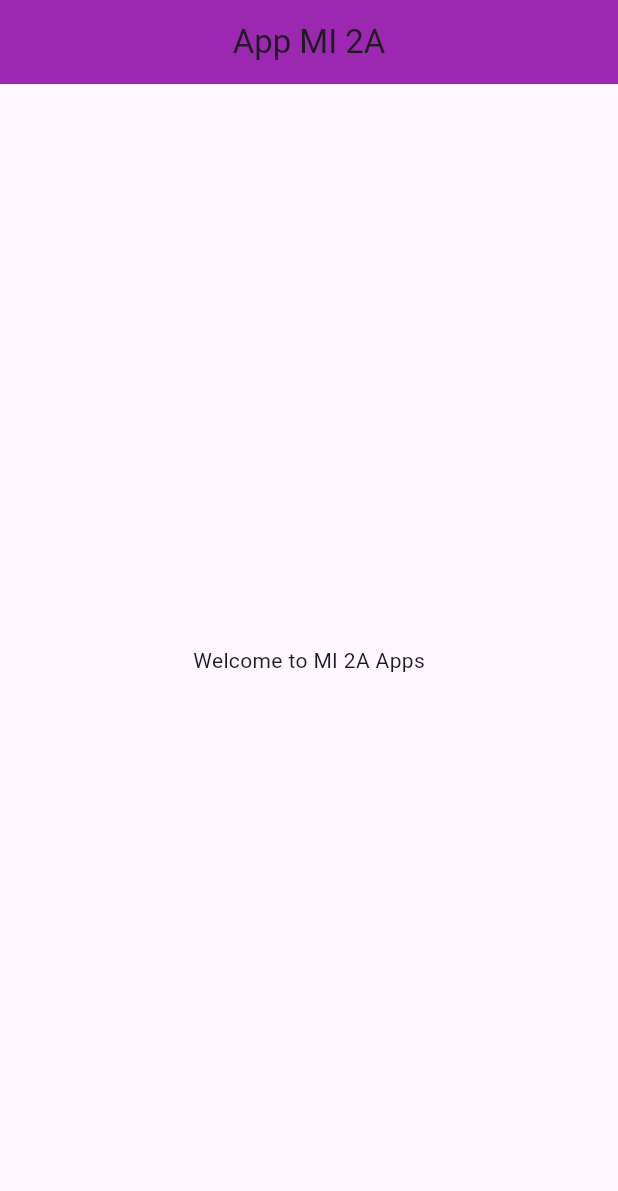
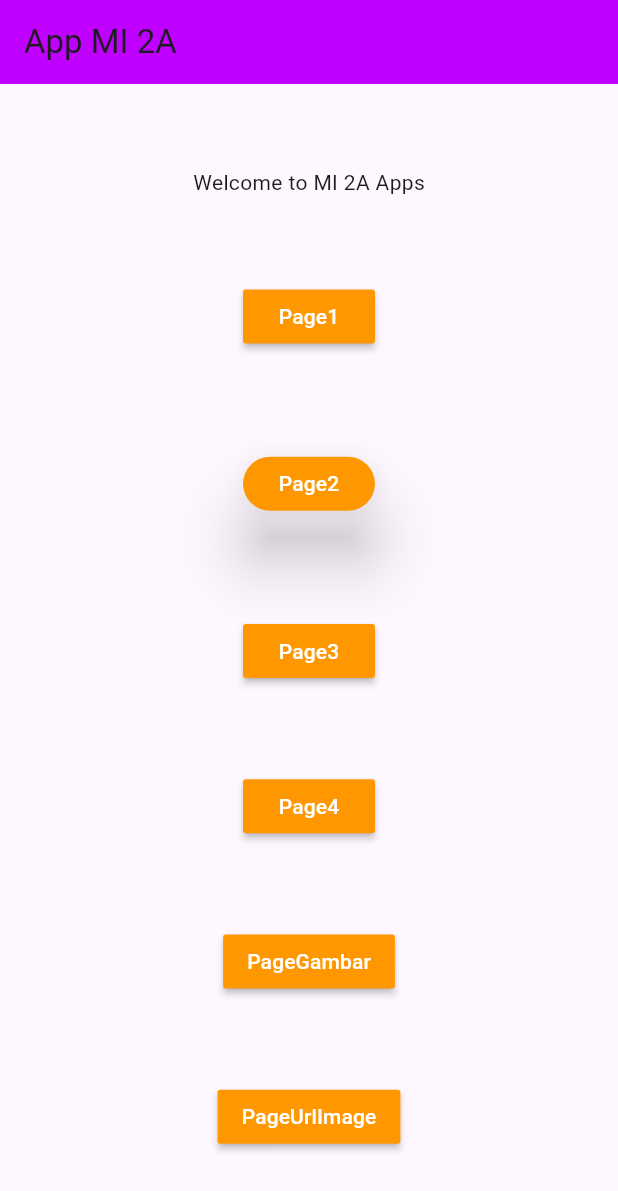
Before and after one commit to sabranhakim/Flutter_mi2a, a Flutter app: the screen it shows after launch, on a phone screen of 412 x 824 dp. Shown: the top 1191 px of the screen. Run offline on Flutter 3.47's test engine with Material 3 defaults, Android fonts, the phone set to English and light mode, and no system bars.

Commit message:
menambah pagerow, pagecolumn, pagerowcolumn, pagegambar, pageurlimage, pagelisthorizontal

```diff
--- a/lib/main.dart
+++ b/lib/main.dart
@@ -1,3 +1,10 @@
+import 'package:first_flutter/screen/page_column.dart';
+import 'package:first_flutter/screen/page_gambar.dart';
+import 'package:first_flutter/screen/page_list_horizontal.dart';
+import 'package:first_flutter/screen/page_row.dart';
+import 'package:first_flutter/screen/page_row_column.dart';
+import 'package:first_flutter/screen/page_satu.dart';
+import 'package:first_flutter/screen/page_url_image.dart';
 import 'package:flutter/material.dart';
 
 void main() {
@@ -46,12 +53,92 @@ class PageUtama extends StatelessWidget {
     return Scaffold(
       appBar: AppBar(
         title: Text('App MI 2A'),
-        backgroundColor: Colors.purple,
-        centerTitle: true,
+        backgroundColor: const Color.fromARGB(255, 191, 0, 255),
       ),
 
       body: Center(
-        child: Text('Welcome to MI 2A Apps'),
+        child: Column(
+          mainAxisAlignment: MainAxisAlignment.spaceEvenly, //horizontal
+          crossAxisAlignment: CrossAxisAlignment.center, //vertikal
+          children: [
+            Text('Welcome to MI 2A Apps'),
+            MaterialButton(
+              onPressed: () {
+                Navigator.push(
+                  context,
+                  MaterialPageRoute(builder: (context) => PageSatu()),
+                );
+              },
+              color: Colors.orange,
+              child: Text(
+                'Page1',
+                style: TextStyle(fontSize: 14, color: Colors.white),
+              ),
+            ),
+
+            Padding(
+              padding: const EdgeInsets.all(8.0),
+              child: MaterialButton(
+                onPressed: () {
+                  Navigator.push(
+                    context,
+                    MaterialPageRoute(builder: (context) => PageColumn()),
+                  );
+                },
+                elevation: 18.0,
+                shape: RoundedRectangleBorder(
+                  borderRadius: BorderRadius.circular(20),
+                ),
+                color: Colors.orange,
+                clipBehavior: Clip.antiAlias,
+                child: Text(
+                  'Page2',
+                  style: TextStyle(fontSize: 14, color: Colors.white),
+                ),
+              ),
+            ),
+
+            MaterialButton(
+              onPressed: () {
+                Navigator.push(
+                  context,
+                  MaterialPageRoute(builder: (context) => PageRow()),
+                );
+              },
+              color: Colors.orange,
+              child: Text(
+                'Page3',
+                style: TextStyle(fontSize: 14, color: Colors.white),
+              ),
+            ),
+
+            MaterialButton(onPressed: (){
+              Navigator.push(context, MaterialPageRoute(builder: (context)
+              => PageListHorizontal()
+              ));
+            },
+                color : Colors.orange,
+                child : Text ('Page4', style: TextStyle(fontSize: 14, color: Colors.white))
+            ),
+            MaterialButton(onPressed: (){
+              Navigator.push(context, MaterialPageRoute(builder: (context)
+              => PageGambar()
+              ));
+            },
+                color : Colors.orange,
+                child : Text ('PageGambar', style: TextStyle(fontSize: 14, color: Colors.white))
+            ),
+            MaterialButton(onPressed: (){
+              Navigator.push(context, MaterialPageRoute(builder: (context)
+              => PageUrlImage()
+              ));
+            },
+                color : Colors.orange,
+                child : Text ('PageUrlImage', style: TextStyle(fontSize: 14, color: Colors.white))
+            ),
+
+          ],
+        ),
       ),
     );
   }
--- a/pubspec.yaml
+++ b/pubspec.yaml
@@ -58,8 +58,9 @@ flutter:
   uses-material-design: true
 
   # To add assets to your application, add an assets section, like this:
-  # assets:
-  #   - images/a_dot_burr.jpeg
+  assets:
+      - gambar/wanpis.jpg
+      - gambar/
   #   - images/a_dot_ham.jpeg
 
   # An image asset can refer to one or more resolution-specific "variants", see
```
Also changed, not shown: lib/screen/page_column.dart (added, +27 -0 lines), lib/screen/page_dua.dart (added, +18 -0 lines), lib/screen/page_gambar.dart (added, +22 -0 lines), lib/screen/page_list_horizontal.dart (added, +28 -0 lines), lib/screen/page_row.dart (added, +37 -0 lines), lib/screen/page_row_column.dart (added, +59 -0 lines), lib/screen/page_satu.dart (added, +18 -0 lines), lib/screen/page_tiga.dart (added, +18 -0 lines), lib/screen/page_url_image.dart (added, +18 -0 lines), gambar/wanpis.jpg (added).
